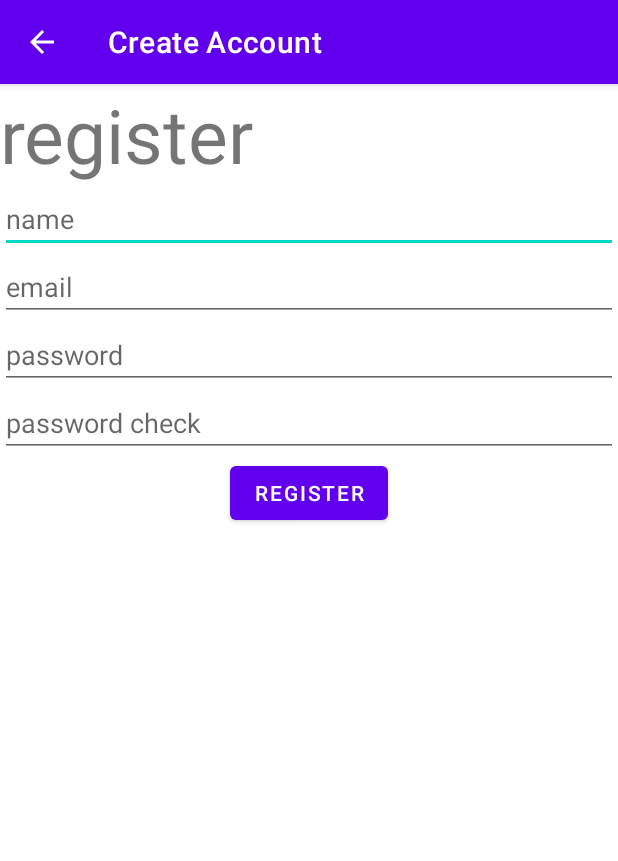
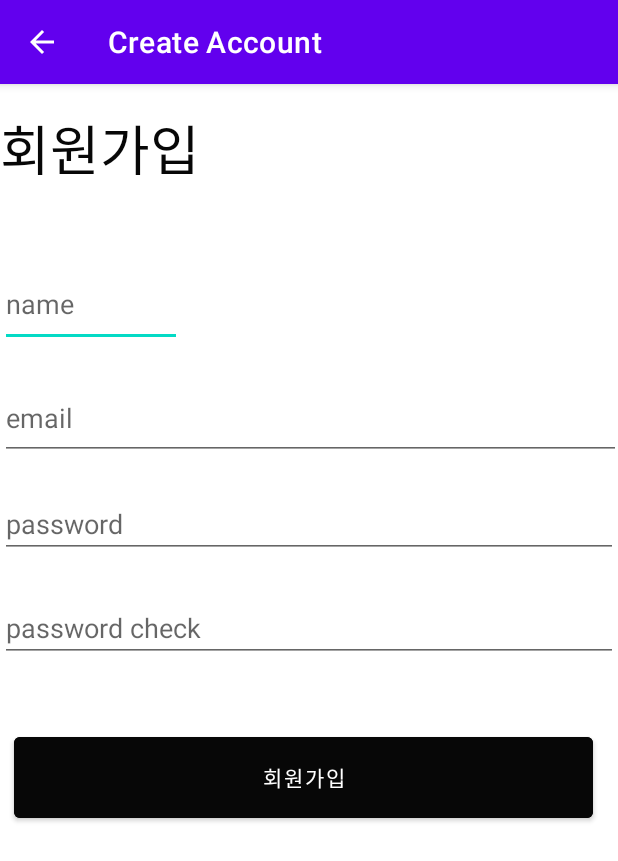
Before and after one commit to JEONTAK/MobileProgramming_termProject, an Android app: the RegisterActivity screen opened directly, with no data from a screen before it, on a phone screen of 412 x 824 dp. Shown: the top 861 px of the screen. Run offline under Robolectric (Android 15) with nearby library versions, the phone set to English and light mode, and no system bars; our stand-ins replace Firebase (no records; nobody signed in at launch, a user with empty details on screens opened directly).

Commit message:
ui 수정 및 추가

```diff
--- a/app/src/main/res/layout/activity_password_reset.xml
+++ b/app/src/main/res/layout/activity_password_reset.xml
@@ -30,11 +30,11 @@
             android:inputType="textEmailAddress" />
 
 
-
         <Button
             android:id="@+id/sendButton"
             android:layout_width="match_parent"
             android:layout_height="wrap_content"
+            android:backgroundTint="#050505"
             android:text="보내기" />
     </LinearLayout>
 
--- a/app/src/main/res/layout/activity_register.xml
+++ b/app/src/main/res/layout/activity_register.xml
@@ -1,53 +1,84 @@
 <?xml version="1.0" encoding="utf-8"?>
-<LinearLayout
-    xmlns:android="http://schemas.android.com/apk/res/android"
-    android:orientation="vertical"
+<androidx.constraintlayout.widget.ConstraintLayout xmlns:android="http://schemas.android.com/apk/res/android"
+    xmlns:app="http://schemas.android.com/apk/res-auto"
+    xmlns:tools="http://schemas.android.com/tools"
+    android:id="@+id/linearLayout5"
     android:layout_width="match_parent"
     android:layout_height="match_parent">
 
     <TextView
-        android:layout_width="match_parent"
+        android:id="@+id/textView27"
+        android:layout_width="0dp"
         android:layout_height="wrap_content"
-        android:textSize="50sp"
-        android:layout_gravity="center"
-        android:text="register" />
+        android:layout_marginTop="16dp"
+        android:text="회원가입"
+        android:textColor="#070707"
+        android:textSize="36sp"
+        app:layout_constraintEnd_toEndOf="parent"
+        app:layout_constraintHorizontal_bias="0.0"
+        app:layout_constraintStart_toStartOf="parent"
+        app:layout_constraintTop_toTopOf="parent" />
+
     <EditText
         android:id="@+id/nameEt"
 
-        android:layout_width="match_parent"
-        android:layout_height="wrap_content"
-        android:layout_gravity="center"
+        android:layout_width="121dp"
+        android:layout_height="57dp"
+        android:layout_marginTop="48dp"
         android:hint="name"
-        />
+        app:layout_constraintEnd_toEndOf="parent"
+        app:layout_constraintHorizontal_bias="0.0"
+        app:layout_constraintStart_toStartOf="parent"
+        app:layout_constraintTop_toBottomOf="@+id/textView27" />
 
     <EditText
+        android:id="@+id/emailEt"
+        android:layout_width="414dp"
+        android:layout_height="55dp"
+        android:layout_marginTop="20dp"
         android:hint="email"
-        android:id="@+id/emailEt"
-        android:layout_width="match_parent"
+        app:layout_constraintEnd_toEndOf="parent"
+        app:layout_constraintHorizontal_bias="0.0"
+        app:layout_constraintStart_toStartOf="parent"
+        app:layout_constraintTop_toBottomOf="@+id/nameEt" />
+
+    <EditText
+        android:id="@+id/passwordEdt"
+        android:layout_width="0dp"
         android:layout_height="wrap_content"
-        />
+        android:layout_marginTop="20dp"
+        android:hint="password"
+        android:inputType="textPassword"
+        app:layout_constraintEnd_toEndOf="parent"
+        app:layout_constraintHorizontal_bias="0.0"
+        app:layout_constraintStart_toStartOf="parent"
+        app:layout_constraintTop_toBottomOf="@+id/emailEt" />
+
     <EditText
-        android:hint="password"
-        android:id="@+id/passwordEdt"
-        android:layout_width="match_parent"
+        android:id="@+id/passwordcheckEdt"
+        android:layout_width="0dp"
         android:layout_height="wrap_content"
+        android:layout_marginTop="24dp"
+        android:hint="password check "
         android:inputType="textPassword"
-        />
-    <EditText
-        android:hint="password check "
-        android:id="@+id/passwordcheckEdt"
-        android:layout_width="match_parent"
-        android:layout_height="wrap_content"
-        android:inputType="textPassword"
-        />
+        app:layout_constraintEnd_toEndOf="parent"
+        app:layout_constraintHorizontal_bias="0.0"
+        app:layout_constraintStart_toStartOf="parent"
+        app:layout_constraintTop_toBottomOf="@+id/passwordEdt" />
 
     <Button
-        android:text="register"
         android:id="@+id/register2_btn"
-        android:layout_width="wrap_content"
-        android:layout_height="wrap_content"
-        android:layout_gravity="center"/>
+        android:layout_width="386dp"
+        android:layout_height="66dp"
+        android:layout_marginTop="44dp"
+        android:backgroundTint="#070707"
+        android:text="회원가입"
+        app:layout_constraintBottom_toBottomOf="parent"
+        app:layout_constraintEnd_toEndOf="parent"
+        app:layout_constraintHorizontal_bias="0.36"
+        app:layout_constraintStart_toStartOf="parent"
+        app:layout_constraintTop_toBottomOf="@+id/passwordcheckEdt"
+        app:layout_constraintVertical_bias="0.0" />
 
 
-
-</LinearLayout>
+</androidx.constraintlayout.widget.ConstraintLayout>
```
Also changed, not shown: app/src/main/res/layout/activity_login.xml (+57 -15 lines), app/src/main/res/layout/first_screen.xml (+5 -7 lines), app/src/main/res/layout/fragment_join.xml (added, +89 -0 lines), app/src/main/res/layout/fragment_login.xml (added, +61 -0 lines).
